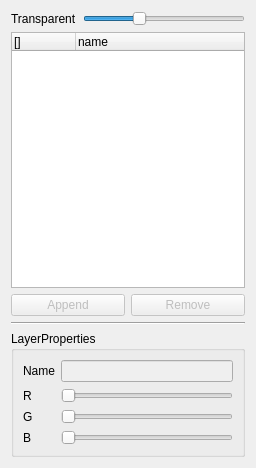
Qt form src/ui/frm_watershed.ui (MizunagiKB/ilwork) before a commit.
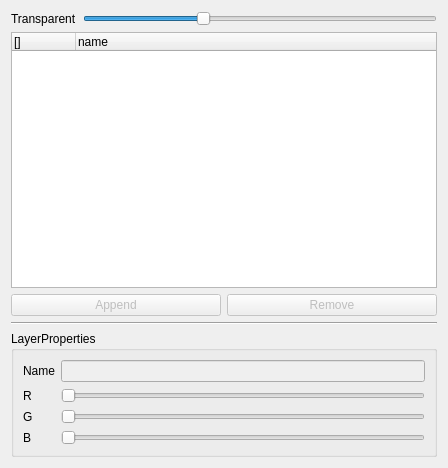
The same form after that commit.

```diff
--- a/src/ui/frm_watershed.ui
+++ b/src/ui/frm_watershed.ui
@@ -6,7 +6,7 @@
    <rect>
     <x>0</x>
     <y>0</y>
-    <width>256</width>
+    <width>448</width>
     <height>468</height>
    </rect>
   </property>
```
